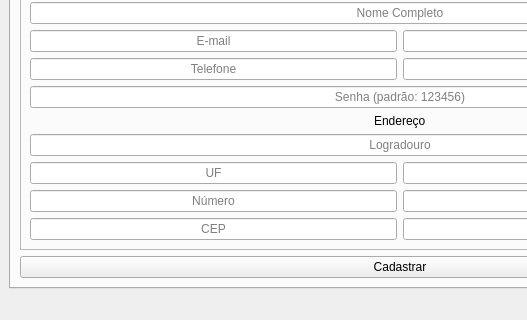
Above: backend/src/qt/views/mainV2.ui from antoniofernandodj/Chickie before the change; both pictures show x 0 to 527 and y 279 to 599 of the 800 by 599 pixel window. Below: the same form after it.
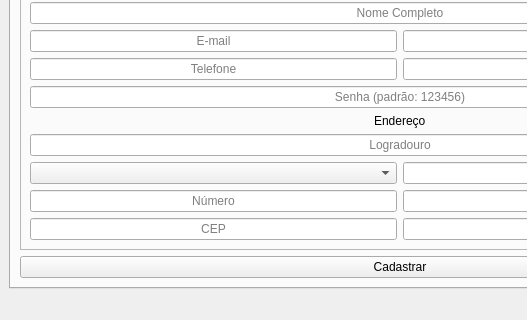
That is the form after the change. The open tabs and pages were chosen to show the change.

Commit message: cadastro de cliente

Patch:
```diff
--- a/backend/src/qt/views/mainV2.ui
+++ b/backend/src/qt/views/mainV2.ui
@@ -532,16 +532,6 @@
              </property>
             </widget>
            </item>
-           <item row="9" column="0">
-            <widget class="QLineEdit" name="lineEditUFCliente">
-             <property name="alignment">
-              <set>Qt::AlignCenter</set>
-             </property>
-             <property name="placeholderText">
-              <string>UF</string>
-             </property>
-            </widget>
-           </item>
            <item row="9" column="1">
             <widget class="QLineEdit" name="lineEditCidadeCliente">
              <property name="alignment">
@@ -599,6 +589,9 @@
              </property>
             </widget>
            </item>
+           <item row="9" column="0">
+            <widget class="QComboBox" name="comboBoxUFCliente"/>
+           </item>
           </layout>
          </widget>
         </item>
```
Left out of the diff: 8 changed lines with no effect on the pictures. The commit also changes 12 other files.
